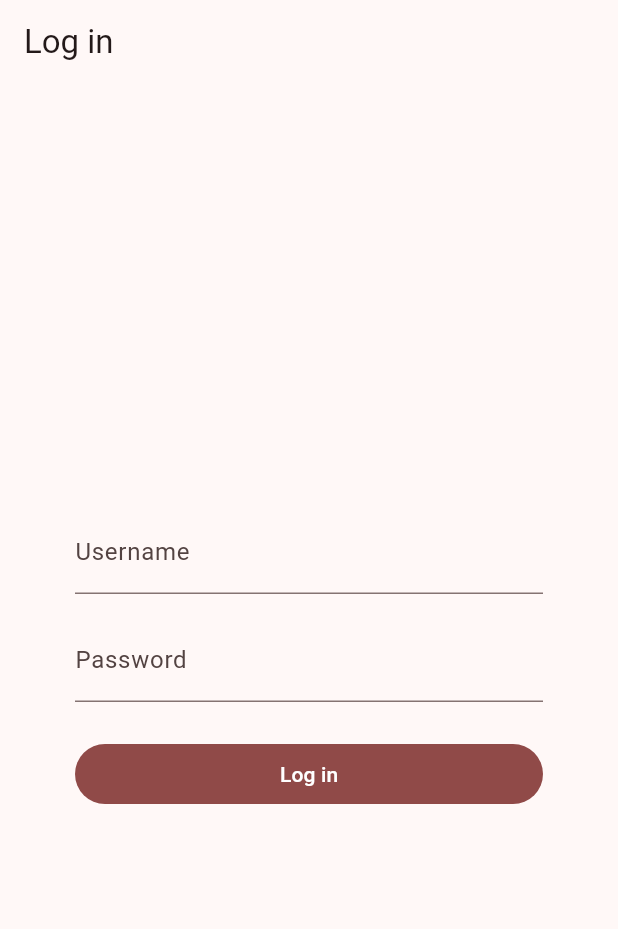
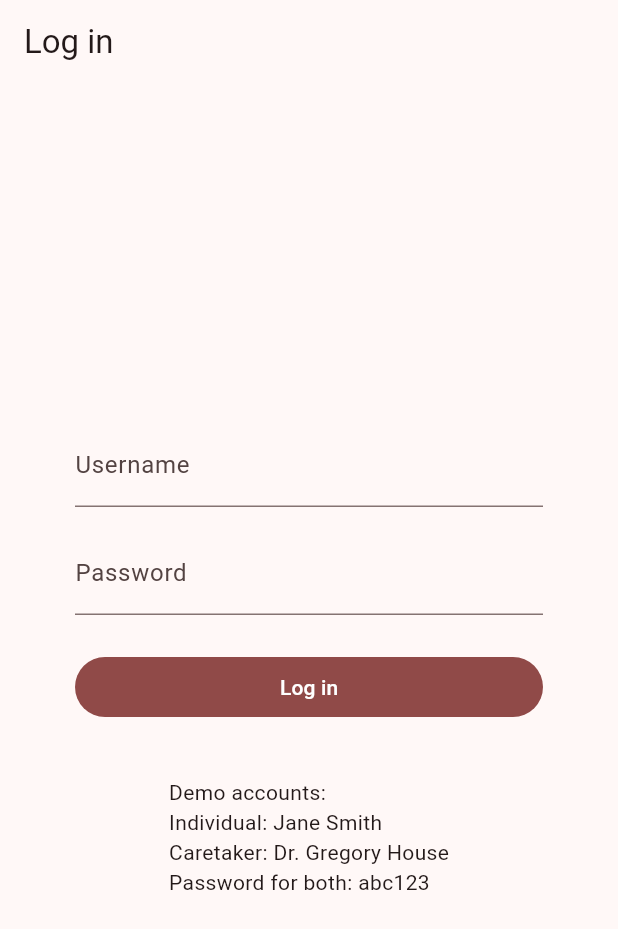
Before and after one commit to tycebrown/tiger-hacks-2026-tyce-brown, a Flutter app: the screen it shows after launch, on a phone screen of 412 x 824 dp. Shown: the top 929 px of the screen. Run offline on Flutter 3.47's test engine with Material 3 defaults, Android fonts, the phone set to English and light mode, and no system bars; our stand-ins replace fl_chart, shared_preferences; missing offline and left inert: mqtt_client; accounts and stored records are empty.

Commit message:
login hints

```diff
--- a/tiger_hacks_frontend/lib/views/login_page.dart
+++ b/tiger_hacks_frontend/lib/views/login_page.dart
@@ -77,6 +77,7 @@ class _LoginPageState extends State<LoginPage> {
                 children: [
                   TextFormField(
                     controller: _usernameController,
+                    autofillHints: ["Jane Smith", "Dr. Gregory House"],
                     decoration: const InputDecoration(labelText: 'Username'),
                     textInputAction: TextInputAction.next,
                     validator: (value) => value == null || value.trim().isEmpty
@@ -87,6 +88,7 @@ class _LoginPageState extends State<LoginPage> {
                   TextFormField(
                     controller: _passwordController,
                     decoration: const InputDecoration(labelText: 'Password'),
+                    autofillHints: ["abc123"],
                     obscureText: true,
                     onFieldSubmitted: (_) => _submit(),
                     validator: (value) => value == null || value.isEmpty
@@ -110,6 +112,10 @@ class _LoginPageState extends State<LoginPage> {
                       child: const Text('Log in'),
                     ),
                   ),
+                  const SizedBox(height: 36),
+                  const Text(
+                    "Demo accounts:\nIndividual: Jane Smith\nCaretaker: Dr. Gregory House\nPassword for both: abc123",
+                  ),
                 ],
               ),
             ),
```
